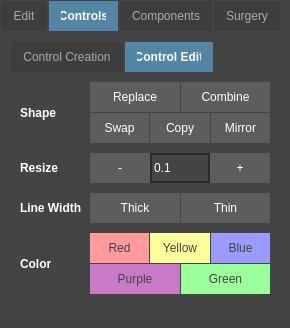
franciscoguzmanga-hue/chisel_rigging, file 5_app/ui/chisel.ui: the form before one commit; both pictures show x 0 to 290 and y 0 to 328 of the 290 by 650 pixel window.
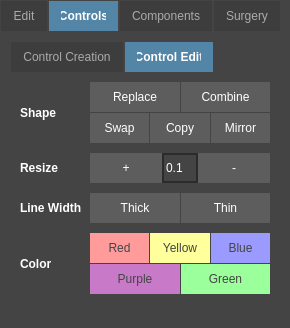
The form after the commit. The open tabs and pages were chosen to show the change. Icons and pictures are not drawn.

Patch:
```diff
--- a/5_app/ui/chisel.ui
+++ b/5_app/ui/chisel.ui
@@ -2075,12 +2075,18 @@
                  </widget>
                 </item>
                 <item>
-                 <layout class="QHBoxLayout" name="horizontalLayout_47" stretch="1,1,1">
+                 <layout class="QHBoxLayout" name="horizontalLayout_47" stretch="2,1,2">
                   <property name="spacing">
                    <number>0</number>
                   </property>
+                  <property name="leftMargin">
+                   <number>0</number>
+                  </property>
+                  <property name="rightMargin">
+                   <number>0</number>
+                  </property>
                   <item>
-                   <widget class="QPushButton" name="BtnShapeResizeMinus">
+                   <widget class="QPushButton" name="BtnShapeResizePlus">
                     <property name="minimumSize">
                      <size>
                       <width>0</width>
@@ -2088,7 +2094,10 @@
                      </size>
                     </property>
                     <property name="text">
-                     <string>-</string>
+                     <string>+</string>
+                    </property>
+                    <property name="class" stdset="0">
+                     <string>control-group-left</string>
                     </property>
                    </widget>
                   </item>
@@ -2124,7 +2133,7 @@
                    </widget>
                   </item>
                   <item>
-                   <widget class="QPushButton" name="BtnShapeResizePlus">
+                   <widget class="QPushButton" name="BtnShapeResizeMinus">
                     <property name="minimumSize">
                      <size>
                       <width>0</width>
@@ -2132,7 +2141,7 @@
                      </size>
                     </property>
                     <property name="text">
-                     <string>+</string>
+                     <string>-</string>
                     </property>
                     <property name="class" stdset="0">
                      <string>control-group-right</string>
```
Left out of the diff: 10 changed lines with no effect on the pictures.
